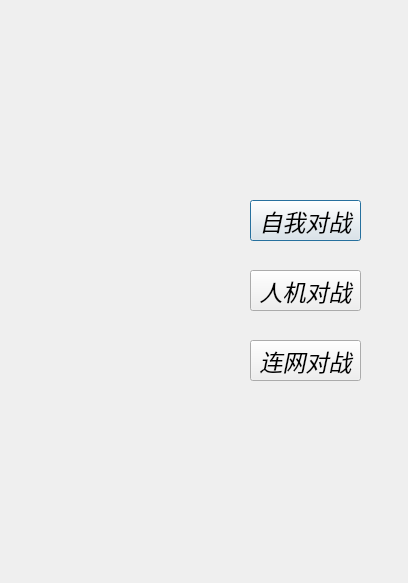
First picture: the form in openWidget.ui, repository IfanTsai/ChineseChess, before the edit.
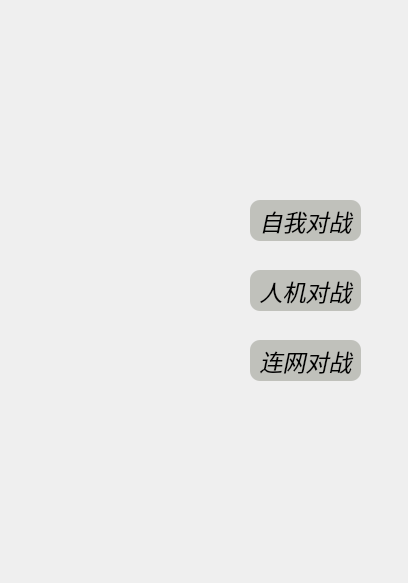
Second picture: the form after the edit. Icons and pictures are not drawn.

Patch:
```diff
--- a/openWidget.ui
+++ b/openWidget.ui
@@ -34,6 +34,26 @@
      <bold>false</bold>
     </font>
    </property>
+   <property name="autoFillBackground">
+    <bool>false</bool>
+   </property>
+   <property name="styleSheet">
+    <string notr="true">QPushButton {
+	color: black;
+	background-color: #c0c1bb;	
+	border: none;
+	border-radius: 10px;
+
+}
+
+QPushButton:hover {
+	color: black;
+	background-color: #b99b7f;
+	border: none;
+	border-radius: 10px;
+
+}</string>
+   </property>
    <property name="text">
     <string>自我对战</string>
    </property>
@@ -60,6 +80,23 @@
    <property name="focusPolicy">
     <enum>Qt::StrongFocus</enum>
    </property>
+   <property name="styleSheet">
+    <string notr="true">QPushButton {
+	color: black;
+	background-color: #c0c1bb;	
+	border: none;
+	border-radius: 10px;
+
+}
+
+QPushButton:hover {
+	color: black;
+	background-color: #b99b7f;
+	border: none;
+	border-radius: 10px;
+
+}</string>
+   </property>
    <property name="text">
     <string>人机对战</string>
    </property>
@@ -80,6 +117,23 @@
      <italic>true</italic>
     </font>
    </property>
+   <property name="styleSheet">
+    <string notr="true">QPushButton {
+	color: black;
+	background-color: #c0c1bb;	
+	border: none;
+	border-radius: 10px;
+
+}
+
+QPushButton:hover {
+	color: black;
+	background-color: #b99b7f;
+	border: none;
+	border-radius: 10px;
+
+}</string>
+   </property>
    <property name="text">
     <string>连网对战</string>
    </property>
```
Left out of the diff: 4 changed lines with no effect on the pictures.
